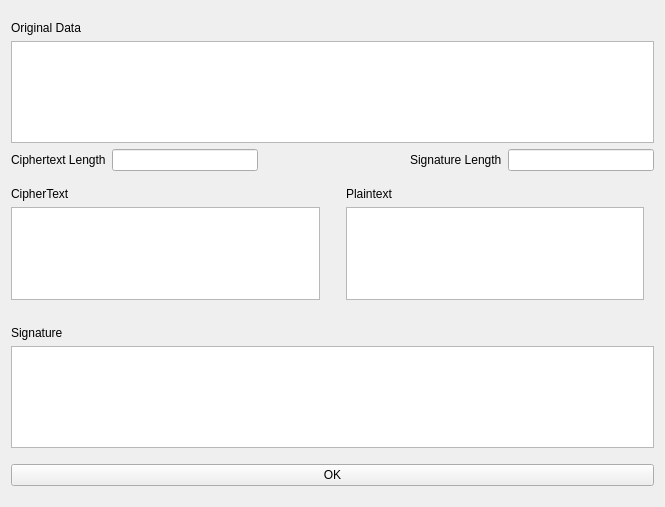
This is src/ui/msg_crypt_detail.ui in thirdxiaozhu/Acars_Security as Qt 5 draws it before an edit. The edited form follows.
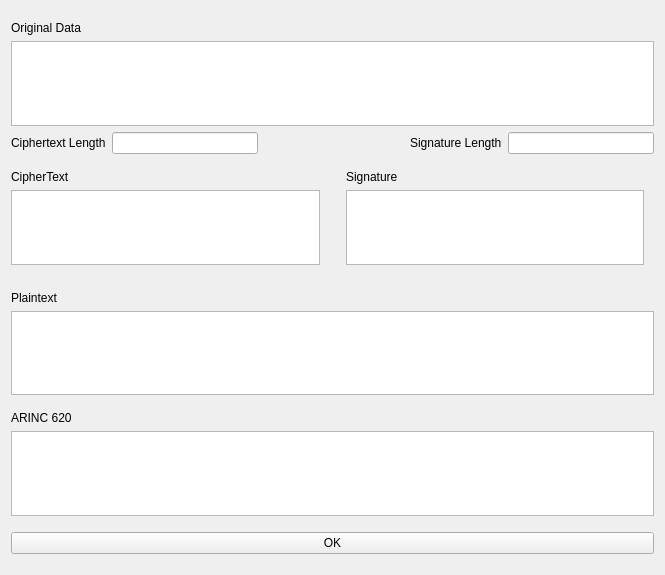
This is the edited form.

Diff of the .ui file:
```diff
--- a/src/ui/msg_crypt_detail.ui
+++ b/src/ui/msg_crypt_detail.ui
@@ -7,7 +7,7 @@
     <x>0</x>
     <y>0</y>
     <width>665</width>
-    <height>507</height>
+    <height>575</height>
    </rect>
   </property>
   <property name="windowTitle">
@@ -15,7 +15,7 @@
   </property>
   <layout class="QVBoxLayout" name="verticalLayout_2">
    <item>
-    <layout class="QVBoxLayout" name="verticalLayout" stretch="2,1,2,2,1">
+    <layout class="QVBoxLayout" name="verticalLayout" stretch="2,1,2,2,2,1">
      <item>
       <layout class="QVBoxLayout" name="verticalLayout_5">
        <property name="topMargin">
@@ -115,12 +115,12 @@
          <item>
           <widget class="QLabel" name="label_6">
            <property name="text">
-            <string>Plaintext</string>
+            <string>Signature</string>
            </property>
           </widget>
          </item>
          <item>
-          <widget class="QTextEdit" name="plaintext_edit"/>
+          <widget class="QTextEdit" name="signature_edit"/>
          </item>
         </layout>
        </item>
@@ -134,12 +134,29 @@
        <item>
         <widget class="QLabel" name="label_5">
          <property name="text">
-          <string>Signature</string>
+          <string>Plaintext</string>
          </property>
         </widget>
        </item>
        <item>
-        <widget class="QTextEdit" name="signature_edit"/>
+        <widget class="QTextEdit" name="plaintext_edit"/>
+       </item>
+      </layout>
+     </item>
+     <item>
+      <layout class="QVBoxLayout" name="verticalLayout_7">
+       <property name="topMargin">
+        <number>10</number>
+       </property>
+       <item>
+        <widget class="QLabel" name="label_7">
+         <property name="text">
+          <string>ARINC 620</string>
+         </property>
+        </widget>
+       </item>
+       <item>
+        <widget class="QTextBrowser" name="arinc620_edit"/>
        </item>
       </layout>
      </item>
```
